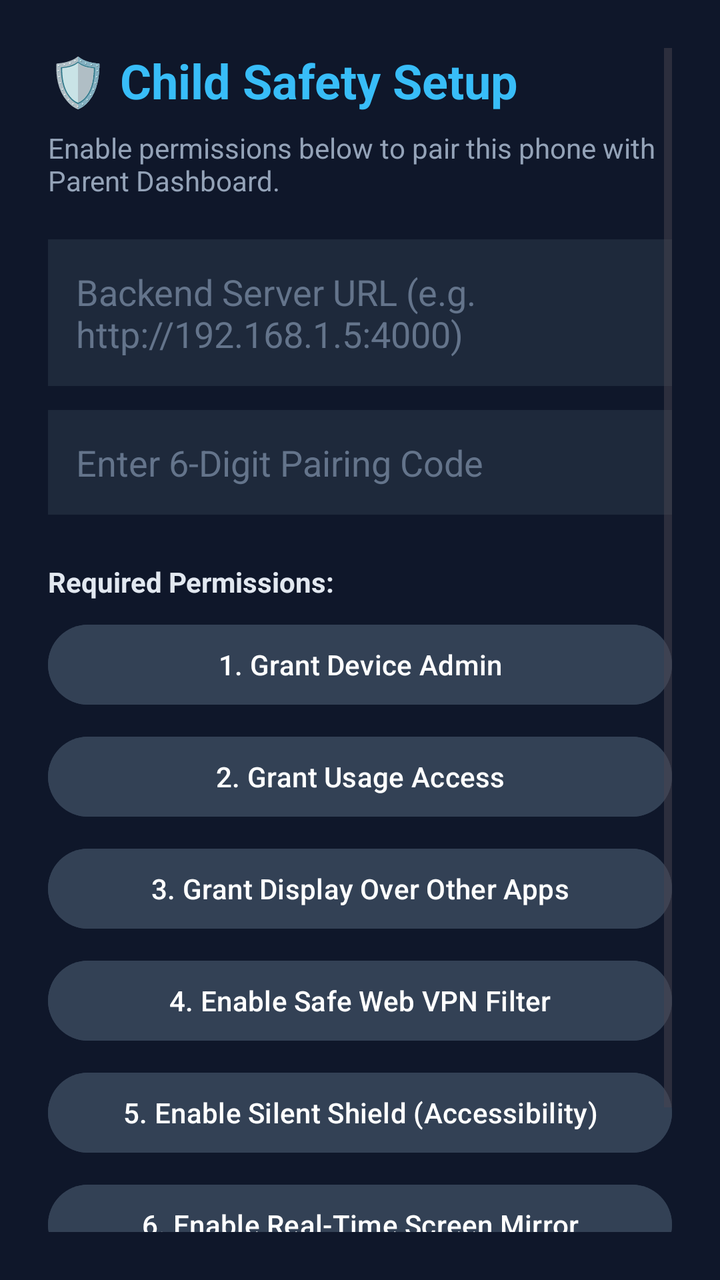
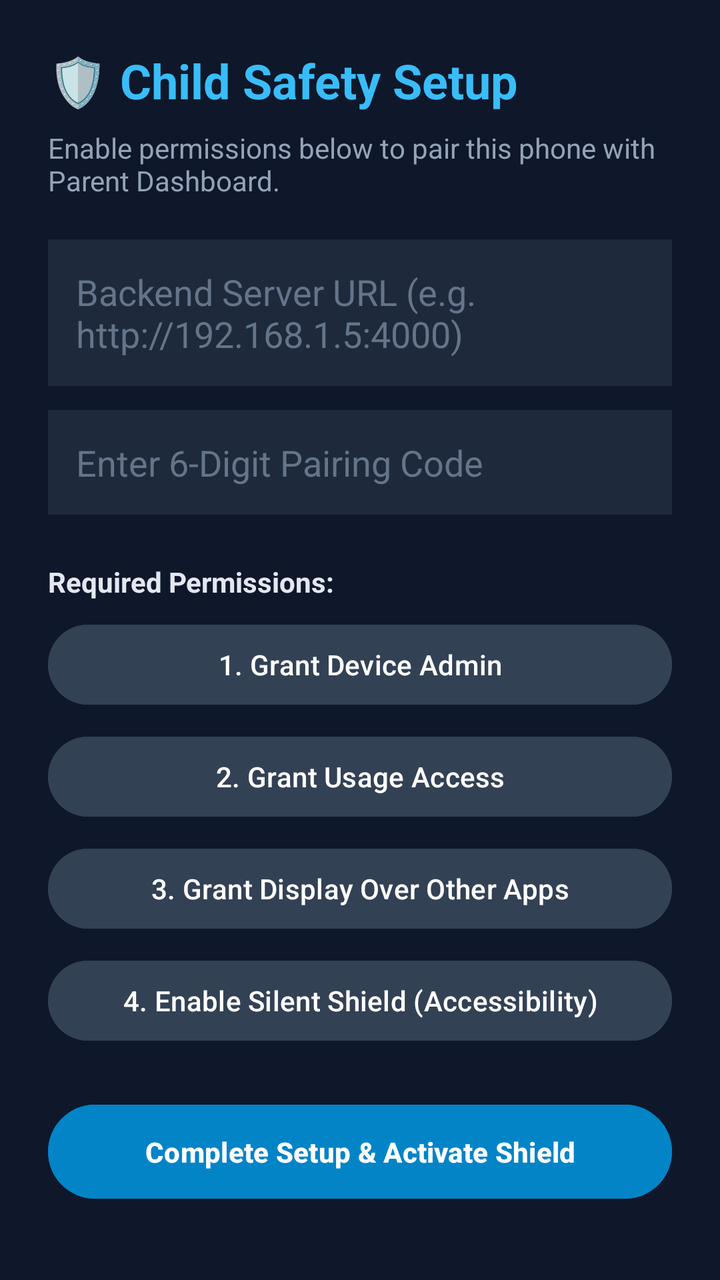

Before-and-after screenshots of an Android layout around one commit, followed by the original layout XML and the change that was made.
<!-- AndroidManifest.xml: application theme Theme.Material3.DayNight.NoActionBar -->
<!-- res/layout/activity_setup.xml -->
<?xml version="1.0" encoding="utf-8"?>
<ScrollView xmlns:android="http://schemas.android.com/apk/res/android"
    android:layout_width="match_parent"
    android:layout_height="match_parent"
    android:background="#0F172A"
    android:padding="24dp">

    <LinearLayout
        android:layout_width="match_parent"
        android:layout_height="wrap_content"
        android:orientation="vertical">

        <TextView
            android:layout_width="wrap_content"
            android:layout_height="wrap_content"
            android:text="🛡️ Child Safety Setup"
            android:textColor="#38BDF8"
            android:textSize="24sp"
            android:textStyle="bold" />

        <TextView
            android:layout_width="wrap_content"
            android:layout_height="wrap_content"
            android:layout_marginTop="8dp"
            android:text="Enable permissions below to pair this phone with Parent Dashboard."
            android:textColor="#94A3B8"
            android:textSize="14sp" />

        <EditText
            android:id="@+id/etBackendUrl"
            android:layout_width="match_parent"
            android:layout_height="wrap_content"
            android:layout_marginTop="20dp"
            android:background="#1E293B"
            android:hint="Backend Server URL (e.g. http://192.168.1.5:4000)"
            android:padding="14dp"
            android:textColor="#FFFFFF"
            android:textColorHint="#64748B" />

        <EditText
            android:id="@+id/etPairingCode"
            android:layout_width="match_parent"
            android:layout_height="wrap_content"
            android:layout_marginTop="12dp"
            android:background="#1E293B"
            android:hint="Enter 6-Digit Pairing Code"
            android:padding="14dp"
            android:textColor="#FFFFFF"
            android:textColorHint="#64748B" />

        <TextView
            android:layout_width="wrap_content"
            android:layout_height="wrap_content"
            android:layout_marginTop="24dp"
            android:text="Required Permissions:"
            android:textColor="#E2E8F0"
            android:textStyle="bold" />

        <Button
            android:id="@+id/btnEnableAdmin"
            android:layout_width="match_parent"
            android:layout_height="wrap_content"
            android:layout_marginTop="8dp"
            android:backgroundTint="#334155"
            android:text="1. Grant Device Admin" />

        <Button
            android:id="@+id/btnGrantUsage"
            android:layout_width="match_parent"
            android:layout_height="wrap_content"
            android:layout_marginTop="8dp"
            android:backgroundTint="#334155"
            android:text="2. Grant Usage Access" />

        <Button
            android:id="@+id/btnGrantOverlay"
            android:layout_width="match_parent"
            android:layout_height="wrap_content"
            android:layout_marginTop="8dp"
            android:backgroundTint="#334155"
            android:text="3. Grant Display Over Other Apps" />

        <Button
            android:id="@+id/btnEnableVpn"
            android:layout_width="match_parent"
            android:layout_height="wrap_content"
            android:layout_marginTop="8dp"
            android:backgroundTint="#334155"
            android:text="4. Enable Safe Web VPN Filter" />

        <Button
            android:id="@+id/btnEnableAccessibility"
            android:layout_width="match_parent"
            android:layout_height="wrap_content"
            android:layout_marginTop="8dp"
            android:backgroundTint="#334155"
            android:text="5. Enable Silent Shield (Accessibility)" />

        <Button
            android:id="@+id/btnEnableScreenMirror"
            android:layout_width="match_parent"
            android:layout_height="wrap_content"
            android:layout_marginTop="8dp"
            android:backgroundTint="#334155"
            android:text="6. Enable Real-Time Screen Mirror" />

        <Button
            android:id="@+id/btnCompleteSetup"
            android:layout_width="match_parent"
            android:layout_height="wrap_content"
            android:layout_marginTop="24dp"
            android:backgroundTint="#0284C7"
            android:padding="14dp"
            android:text="Complete Setup &amp; Activate Shield"
            android:textColor="#FFFFFF"
            android:textStyle="bold" />

    </LinearLayout>
</ScrollView>
<!-- resources referenced by this layout -->
<resources>

</resources>

<!-- the commit's change to res/layout/activity_setup.xml (unified diff, before → after) -->
@@ -81,28 +81,12 @@
             android:text="3. Grant Display Over Other Apps" />
 
         <Button
-            android:id="@+id/btnEnableVpn"
-            android:layout_width="match_parent"
-            android:layout_height="wrap_content"
-            android:layout_marginTop="8dp"
-            android:backgroundTint="#334155"
-            android:text="4. Enable Safe Web VPN Filter" />
-
-        <Button
             android:id="@+id/btnEnableAccessibility"
             android:layout_width="match_parent"
             android:layout_height="wrap_content"
             android:layout_marginTop="8dp"
             android:backgroundTint="#334155"
-            android:text="5. Enable Silent Shield (Accessibility)" />
-
-        <Button
-            android:id="@+id/btnEnableScreenMirror"
-            android:layout_width="match_parent"
-            android:layout_height="wrap_content"
-            android:layout_marginTop="8dp"
-            android:backgroundTint="#334155"
-            android:text="6. Enable Real-Time Screen Mirror" />
+            android:text="4. Enable Silent Shield (Accessibility)" />
 
         <Button
             android:id="@+id/btnCompleteSetup"
